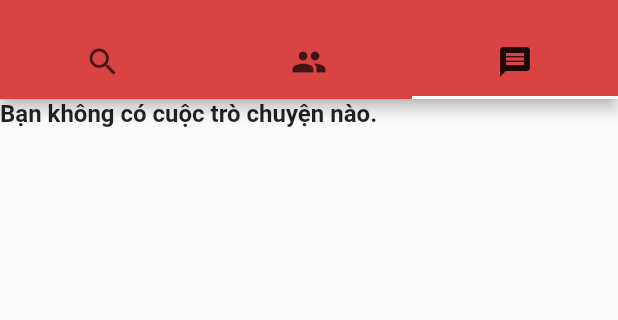
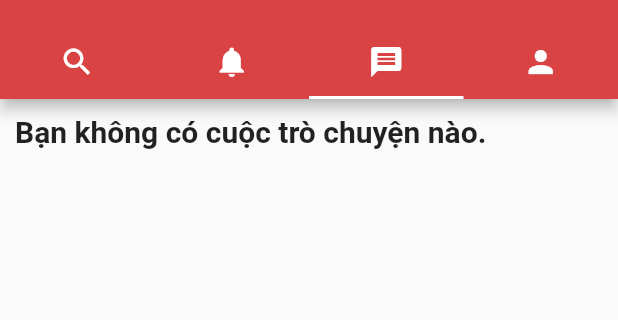
Before and after one commit to huutan3621/ehaba_dating_app, a Flutter app: the Tabs screen opened directly, tab 3 chosen, on a phone screen of 412 x 824 dp, the part 75-395 px from its top. Run offline on Flutter 3.47's test engine with Material 2 defaults, Android fonts, the light colour scheme and no system bars; our stand-ins replace bloc, cloud_firestore, equatable, eva_icons_flutter, extended_image, file_picker and 11 more; accounts and stored records are empty; network calls fail.

Commit message:
rebuild app, add setting page, edit chat, messages

```diff
--- a/lib/main.dart
+++ b/lib/main.dart
@@ -15,4 +15,5 @@ void main() async {
       create: (context) => AuthenticationBloc(userRepository: _userRepository)
         ..add(AppStarted()),
       child: Home(userRepository: _userRepository)));
+
 }
--- a/lib/ui/constants.dart
+++ b/lib/ui/constants.dart
@@ -1,3 +1,3 @@
 import 'package:flutter/material.dart';
 
-var backgroundColour = Colors.grey;
+var backgroundColour = Colors.white;
--- a/lib/ui/pages/home.dart
+++ b/lib/ui/pages/home.dart
@@ -24,7 +24,9 @@ class Home extends StatelessWidget {
             return Splash();
           }
           if (state is Authenticated) {
-            return Tabs(userId: state.userId);
+            return Tabs(
+              userId: state.userId
+              );
           }
           if (state is AuthenticatedButNotSet) {
             return Profile(
--- a/lib/ui/pages/matches.dart
+++ b/lib/ui/pages/matches.dart
@@ -16,7 +16,6 @@ import 'messaging.dart';
 
 class Matches extends StatefulWidget {
   final String userId;
-
   const Matches({this.userId});
 
   @override
--- a/lib/ui/pages/messages.dart
+++ b/lib/ui/pages/messages.dart
@@ -51,7 +51,9 @@ class _MessagesState extends State<Messages> {
                     child: CircularProgressIndicator(),
                   );
                 } else {
-                  return ListView.builder(
+                  return Container(
+                    decoration: BoxDecoration(color: Colors.white,borderRadius: BorderRadius.circular(10)),
+                    child: ListView.builder(
                       scrollDirection: Axis.vertical,
                       itemCount: snapshot.data.docs.length,
                       itemBuilder: (BuildContext context, int index) {
@@ -63,12 +65,16 @@ class _MessagesState extends State<Messages> {
                           selectedUserId: user.id,
                         );
                       },
+                    ),
                   );
                 }
               } else
-                return Text(
+                return Padding(
+                  padding: const EdgeInsets.all(10.0),
+                  child: Text(
                     "Bạn không có cuộc trò chuyện nào.",
-                  style: TextStyle(fontSize: 16.0, fontWeight: FontWeight.bold),
+                    style: TextStyle(fontSize: 20.0, fontWeight: FontWeight.bold),
+                  ),
                 );
             },
           );
--- a/lib/ui/pages/messaging.dart
+++ b/lib/ui/pages/messaging.dart
@@ -5,7 +5,6 @@ import 'package:ehaba/bloc/messaging/messaging_bloc.dart';
 import 'package:ehaba/models/message.dart';
 import 'package:ehaba/models/user.dart';
 import 'package:ehaba/repositories/messaging.dart';
-import 'package:ehaba/ui/constants.dart';
 import 'package:ehaba/ui/widgets/constraint.dart';
 import 'package:ehaba/ui/widgets/message.dart';
 import 'package:ehaba/ui/widgets/photo.dart';
@@ -213,7 +212,7 @@ class _MessagingState extends State<Messaging> {
                               maxLines: null,
                               decoration: null,
                               textAlignVertical: TextAlignVertical.center,
-                              cursorColor: backgroundColour,
+                              cursorColor: kPrimaryColor,
                               textCapitalization: TextCapitalization.sentences,
                             ),
                           ),
--- a/lib/ui/widgets/constraint.dart
+++ b/lib/ui/widgets/constraint.dart
@@ -5,3 +5,4 @@ const kSubColor = Color(0xFFFCECED); //nay la mau hong nhat
 const kLightTextColor = Color(0xFF2C2929); //nay la mau xam den
 const kDefaultPaddding = 24; //du de chia khoang trang
 const kErrorColor = Color(0xFFF03738); //mau error
+const kBackgroundColor = Colors.white;
--- a/lib/ui/widgets/tabs.dart
+++ b/lib/ui/widgets/tabs.dart
@@ -1,15 +1,15 @@
+import 'package:ehaba/bloc/authentication/authentication_bloc.dart';
+import 'package:ehaba/ui/pages/messages.dart';
+import 'package:ehaba/ui/pages/setting.dart';
 import 'package:flutter/material.dart';
-import 'package:flutter_bloc/flutter_bloc.dart';
-import 'package:ehaba/bloc/authentication/authentication_bloc.dart';
-import 'package:ehaba/ui/constants.dart';
 import 'package:ehaba/ui/pages/matches.dart';
-import 'package:ehaba/ui/pages/messages.dart';
 import 'package:ehaba/ui/pages/search.dart';
 import 'package:ehaba/ui/widgets/constraint.dart';
+import 'package:flutter_bloc/flutter_bloc.dart';
+import '../constants.dart';
 
 class Tabs extends StatelessWidget {
   final userId;
-
   const Tabs({this.userId});
   @override
   Widget build(BuildContext context) {
@@ -19,15 +19,15 @@ class Tabs extends StatelessWidget {
         userId: userId,
       ),
       Messages(userId: userId),
+      SettingPage(),
     ];
-
     return Theme(
       data: ThemeData(
         primaryColor: backgroundColour,
         accentColor: Colors.white,
       ),
       child: DefaultTabController(
-        length: 3,
+        length: 4,
         child: Scaffold(
           appBar: AppBar(
             backgroundColor: kPrimaryColor,
@@ -56,10 +56,33 @@ class Tabs extends StatelessWidget {
                 child: Column(
                   mainAxisAlignment: MainAxisAlignment.center,
                   children: [
-                    TabBar(tabs: [
-                      Tab(icon: Icon(Icons.search)),
-                      Tab(icon: Icon(Icons.people)),
-                      Tab(icon: Icon(Icons.message))
+                    TabBar(
+                      // indicator: BoxDecoration(color: kPrimaryColor, borderRadius: BorderRadius.circular(12)),
+                      tabs: [
+                      Tab(
+                          icon: Icon(
+                        Icons.search,
+                        size: 24.0,
+                        color: Colors.white,
+                      )),
+                      Tab(
+                          icon: Icon(
+                        Icons.notifications,
+                        size: 24.0,
+                        color: Colors.white,
+                      )),
+                      Tab(
+                          icon: Icon(
+                        Icons.message,
+                        size: 24.0,
+                        color: Colors.white,
+                      )),
+                      Tab(
+                          icon: Icon(
+                        Icons.person,
+                        size: 24.0,
+                        color: Colors.white,
+                      )),
                     ])
                   ],
                 ),
--- a/pubspec.yaml
+++ b/pubspec.yaml
@@ -27,6 +27,8 @@ dependencies:
   timeago: ^3.0.2
   uuid: ^3.0.4
   flutter_launcher_icons: ^0.9.2
+  google_nav_bar: ^5.0.5
+  ionicons: ^0.1.2
 
 dev_dependencies:
   flutter_test:
```
Also changed, not shown: lib/ui/pages/setting.dart (added, +138 -0 lines), lib/ui/widgets/buttombar.dart (added, +114 -0 lines), pubspec.lock. Lines whose indentation alone changed are shown as unchanged.
